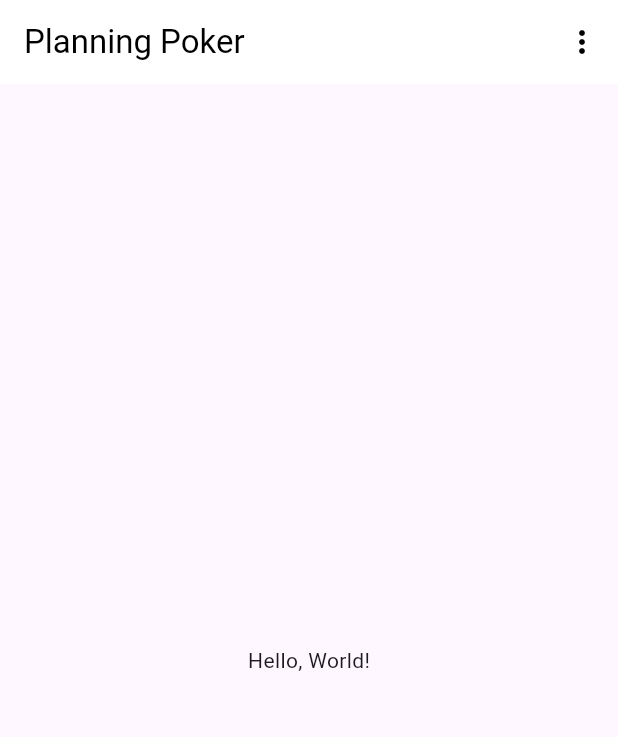
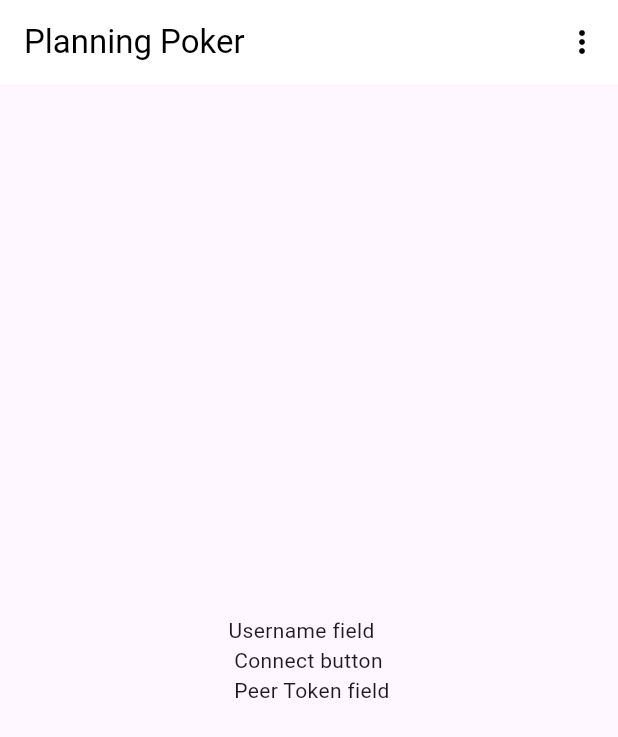
Before and after one commit to GuiRitter/PlanningPokerApp, a Flutter app: the screen it shows after launch, on a phone screen of 412 x 824 dp. Shown: the top 737 px of the screen. Run offline on Flutter 3.47's test engine with Material 3 defaults, Android fonts, the phone set to English and light mode, and no system bars; our stand-ins replace flutter_redux, redux, shared_preferences; generated files the repository leaves out were written again.

Commit message:
fixed library usage

```diff
--- a/lib/main.dart
+++ b/lib/main.dart
@@ -1,4 +1,5 @@
 import 'package:flutter/material.dart';
+import 'package:flutter_gen/gen_l10n/app_localizations.dart';
 import 'package:flutter_redux/flutter_redux.dart';
 import 'package:planning_poker_any/common/settings.dart';
 import 'package:planning_poker_any/models/state.model.dart';
@@ -7,7 +8,6 @@ import 'package:planning_poker_any/redux/theme.reducer.dart';
 import 'package:planning_poker_any/themes/dark.theme.dart';
 import 'package:planning_poker_any/themes/light.theme.dart';
 import 'package:planning_poker_any/ui/pages/home.page.dart';
-import 'package:flutter_gen/gen_l10n/app_localizations.dart';
 import 'package:planning_poker_any/ui/widgets/app_bar_custom.widget.dart';
 import 'package:planning_poker_any/utils/logger.dart';
 import 'package:provider/provider.dart';
@@ -95,6 +95,7 @@ class MyApp extends StatelessWidget {
       child: StoreProvider<StateModel>(
         store: store,
         child: StoreConnector<StateModel, ThemeMode>(
+          distinct: true,
           converter: (
             store,
           ) =>
--- a/lib/ui/pages/home.page.dart
+++ b/lib/ui/pages/home.page.dart
@@ -11,7 +11,7 @@ class HomePage extends StatelessWidget {
   ) {
     return const Center(
       child: Text(
-        "Hello, World!",
+        "Username field \n Connect button \n Peer Token field",
       ),
     );
   }
--- a/pubspec.yaml
+++ b/pubspec.yaml
@@ -16,7 +16,7 @@ publish_to: 'none' # Remove this line if you wish to publish to pub.dev
 # https://developer.apple.com/library/archive/documentation/General/Reference/InfoPlistKeyReference/Articles/CoreFoundationKeys.html
 # In Windows, build-name is used as the major, minor, and patch parts
 # of the product and file versions while build-number is used as the build suffix.
-version: 0.1.0+1
+version: 0.1.1+2
 
 environment:
   sdk: '>=3.1.5 <4.0.0'
```
Also changed, not shown: pubspec.lock.
